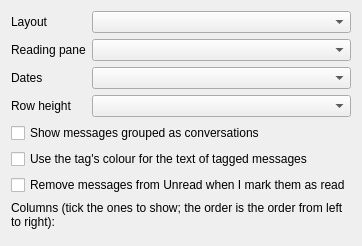
The window that src/chrono_mail/ui/forms/settings_message_list.ui (rob-vandenberg/chrono-mail) describes before a commit, drawn with Qt 5.
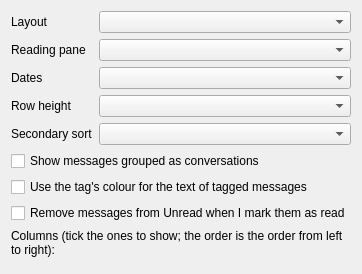
The same window after the commit.

Commit message: Secondary sort in Settings, Message list orders messages with the same value by received time, newest or oldest first, in every list; index format 21

Patch:
```diff
--- a/src/chrono_mail/ui/forms/settings_message_list.ui
+++ b/src/chrono_mail/ui/forms/settings_message_list.ui
@@ -55,28 +55,41 @@
    <item row="3" column="1">
     <widget class="QComboBox" name="densityBox" />
    </item>
-   <item row="4" column="0" colspan="2">
+   <item row="4" column="0">
+    <widget class="QLabel" name="secondarySortLabel">
+     <property name="text">
+      <string>Secondary sort</string>
+     </property>
+     <property name="buddy">
+      <cstring>secondarySortBox</cstring>
+     </property>
+    </widget>
+   </item>
+   <item row="4" column="1">
+    <widget class="QComboBox" name="secondarySortBox" />
+   </item>
+   <item row="5" column="0" colspan="2">
     <widget class="QCheckBox" name="conversations">
      <property name="text">
       <string>Show messages grouped as conversations</string>
      </property>
     </widget>
    </item>
-   <item row="5" column="0" colspan="2">
+   <item row="6" column="0" colspan="2">
     <widget class="QCheckBox" name="tagTextColour">
      <property name="text">
       <string>Use the tag's colour for the text of tagged messages</string>
      </property>
     </widget>
    </item>
-   <item row="6" column="0" colspan="2">
+   <item row="7" column="0" colspan="2">
     <widget class="QCheckBox" name="unreadLeavesOnRead">
      <property name="text">
       <string>Remove messages from Unread when I mark them as read</string>
      </property>
     </widget>
    </item>
-   <item row="7" column="0" colspan="2">
+   <item row="8" column="0" colspan="2">
     <widget class="QLabel" name="columnsText">
      <property name="text">
       <string>Columns (tick the ones to show; the order is the order from left to right):</string>
@@ -86,7 +99,7 @@
      </property>
     </widget>
    </item>
-   <item row="8" column="0" colspan="2">
+   <item row="9" column="0" colspan="2">
     <widget class="QWidget" name="columnsPicker" />
    </item>
   </layout>
```
The commit also changes 25 other files.
